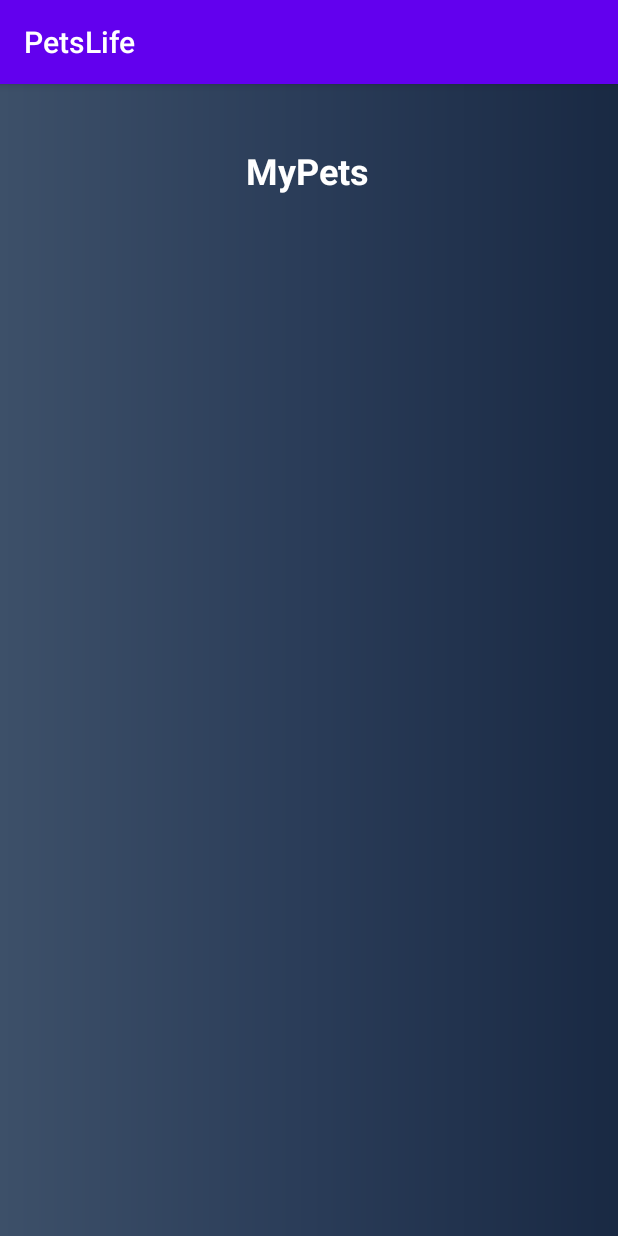
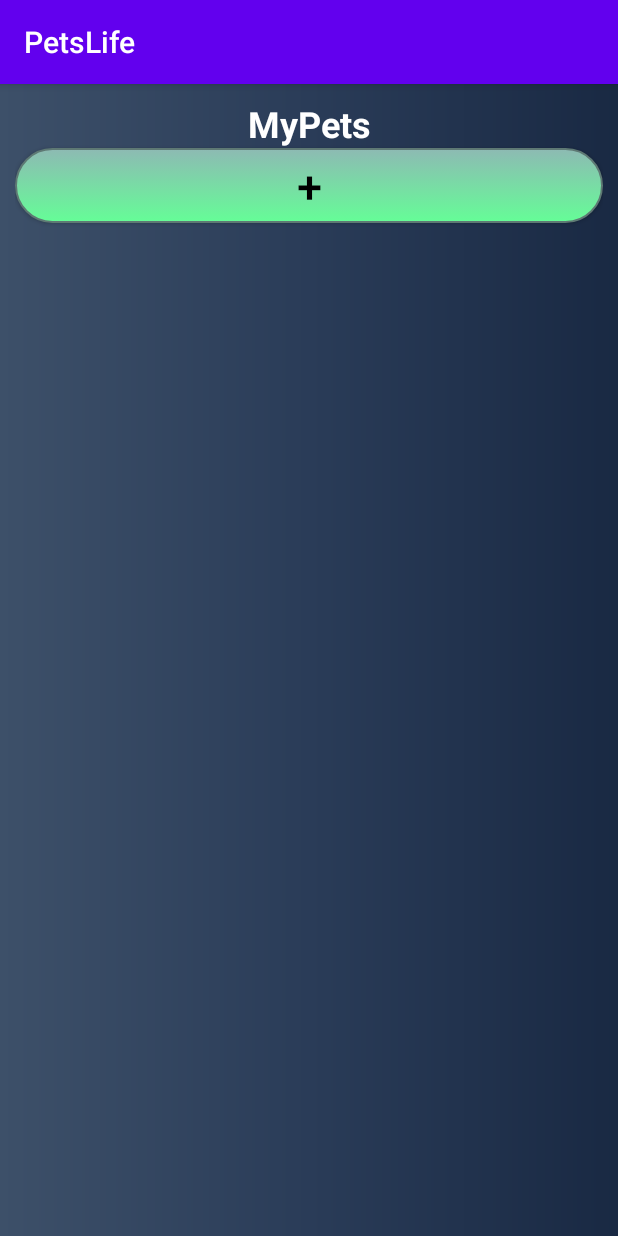
Before and after one commit to liorjan/MyPetsLife, an Android app: the ProfileActivity screen opened directly, with no data from a screen before it, on a phone screen of 412 x 824 dp. Run offline under Robolectric (Android 15) with nearby library versions, the phone set to English and light mode, and no system bars; 1 statement that could not run was skipped.

Commit message:
step_05-14.3.20

```diff
--- a/app/build.gradle
+++ b/app/build.gradle
@@ -31,4 +31,5 @@ dependencies {
     testImplementation 'junit:junit:4.12'
     androidTestImplementation 'androidx.test.ext:junit:1.1.1'
     androidTestImplementation 'androidx.test.espresso:espresso-core:3.2.0'
+    implementation 'androidx.recyclerview:recyclerview:1.1.0'
 }
--- a/app/src/main/java/com/example/petslife/MainActivity.java
+++ b/app/src/main/java/com/example/petslife/MainActivity.java
@@ -9,9 +9,6 @@ import android.os.Bundle;
 import android.view.View;
 import android.widget.Button;
 import android.widget.TextView;
-
-import com.example.petslife.ProfileActivity;
-import com.example.petslife.R;
 
 public class MainActivity extends AppCompatActivity {
     private Button button;
--- a/app/src/main/java/com/example/petslife/ProfileActivity.java
+++ b/app/src/main/java/com/example/petslife/ProfileActivity.java
@@ -3,12 +3,26 @@ package com.example.petslife;
 import androidx.appcompat.app.AppCompatActivity;
 
 import android.os.Bundle;
+import android.view.View;
+import android.widget.Button;
+import android.widget.Toast;
 
 public class ProfileActivity extends AppCompatActivity {
+
+    Button addPet;
+    String add_pet;
 
     @Override
     protected void onCreate(Bundle savedInstanceState) {
         super.onCreate(savedInstanceState);
         setContentView(R.layout.activity_profile);
+
+        Button button = findViewById(R.id.add_pet);
+        addPet.setOnClickListener(new View.OnClickListener() {
+            @Override
+            public void onClick(View v) {
+                Toast.makeText(getApplicationContext(),add_pet,Toast.LENGTH_LONG).show();
+            }
+        });
     }
 }
--- a/app/src/main/res/layout/activity_profile.xml
+++ b/app/src/main/res/layout/activity_profile.xml
@@ -1,34 +1,34 @@
 <?xml version="1.0" encoding="utf-8"?>
-<RelativeLayout
+<LinearLayout
     xmlns:android="http://schemas.android.com/apk/res/android"
-    xmlns:app="http://schemas.android.com/apk/res-auto"
     xmlns:tools="http://schemas.android.com/tools"
     android:layout_width="match_parent"
     android:layout_height="match_parent"
     android:background="@drawable/gradient"
+    android:orientation="vertical"
+    android:padding="10dp"
     tools:context=".ProfileActivity">
 
     <TextView
         android:id="@+id/MyPetsList"
-        android:layout_width="wrap_content"
+        android:layout_width="match_parent"
         android:layout_height="wrap_content"
-        android:layout_alignParentStart="true"
-        android:layout_alignParentTop="true"
-        android:layout_alignParentEnd="true"
-        android:layout_marginStart="131dp"
-        android:layout_marginTop="41dp"
-        android:layout_marginEnd="134dp"
         android:text="MyPets"
         android:textAlignment="center"
         android:textColor="#FFF"
         android:textSize="24sp"
-        android:textStyle="bold" />
+        android:textStyle="bold"
+        />
 
-    <androidx.recyclerview.widget.RecyclerView
-        android:id="@+id/PetsList"
+    <Button
+        android:id="@+id/add_pet"
         android:layout_width="match_parent"
-        android:layout_height="653dp"
-        android:layout_alignParentBottom="true"
-        android:layout_marginBottom="-1dp" />
+        android:layout_height="50dp"
+        android:layout_gravity="center"
+        android:layout_marginBottom="16dp"
+        android:background="@drawable/mybutton"
+        android:text="+"
+        android:textColor="#000"
+        android:textSize="30dp" />
 
-</RelativeLayout>
+</LinearLayout>
```
